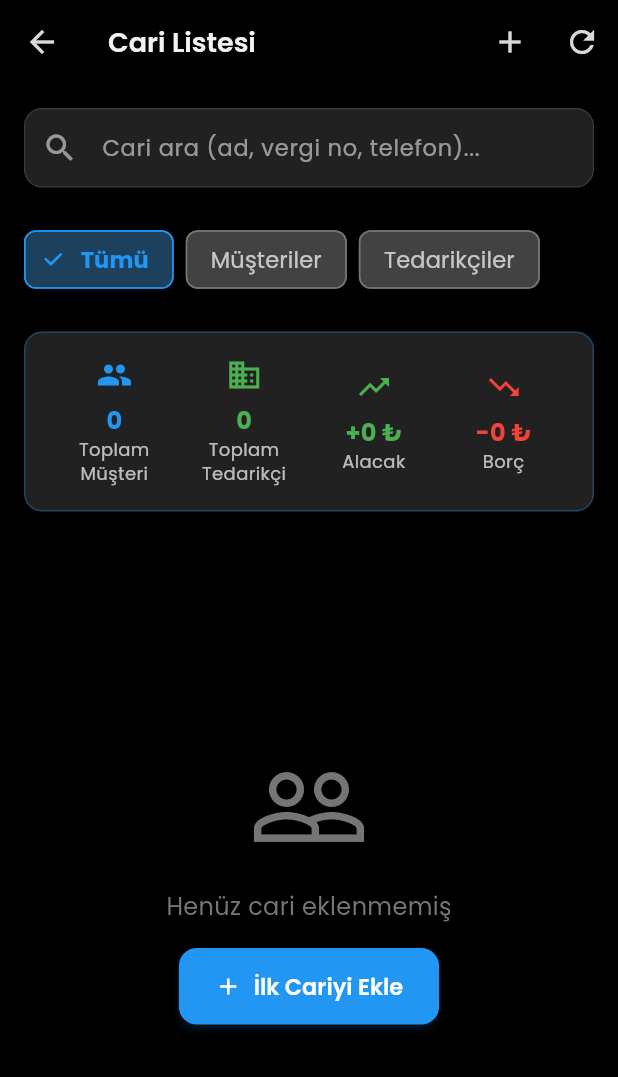
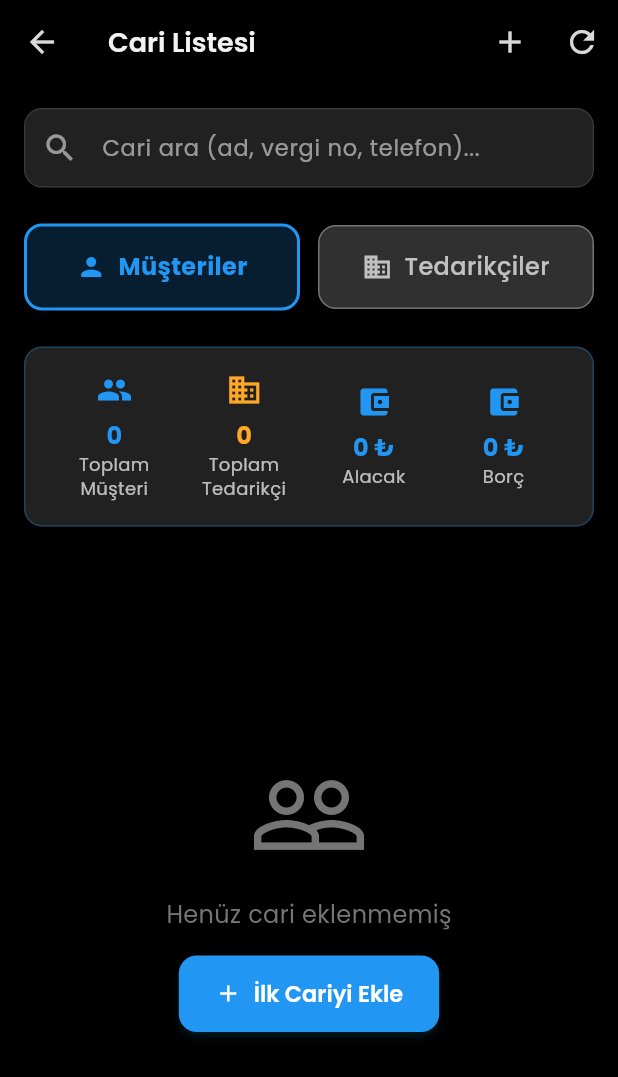
Before and after one commit to goktugyigit/easy_stock_app, a Flutter app: the CustomerListPage screen opened directly, after a tap on the "refresh" icon, on a phone screen of 412 x 824 dp. Shown: the top 1077 px of the screen. Run offline on Flutter 3.47's test engine with Material 3 defaults, Android fonts, the light colour scheme and no system bars; our stand-ins replace another_flushbar, image_picker, shared_preferences; missing offline and left inert: mobile_scanner; accounts and stored records are empty.

Commit message:
son hali içime sinen 11.07.2025

```diff
--- a/lib/screens/customer_list_page.dart
+++ b/lib/screens/customer_list_page.dart
@@ -1,6 +1,7 @@
 // lib/screens/customer_list_page.dart
 import 'package:flutter/material.dart';
 import 'package:provider/provider.dart';
+import 'package:another_flushbar/flushbar.dart';
 import '../models/customer.dart';
 import '../providers/customer_provider.dart';
 import '../widgets/customer_card.dart';
@@ -8,7 +9,6 @@ import './add_edit_customer_page.dart';
 import './customer_detail_page.dart';
 
 enum CustomerFilterType {
-  all,
   customers,
   suppliers,
 }
@@ -19,7 +19,7 @@ class CustomerListPage extends StatefulWidget {
 
   const CustomerListPage({
     super.key,
-    this.initialFilter = CustomerFilterType.all,
+    this.initialFilter = CustomerFilterType.customers,
     this.title,
   });
 
@@ -29,7 +29,7 @@ class CustomerListPage extends StatefulWidget {
 
 class _CustomerListPageState extends State<CustomerListPage> {
   final TextEditingController _searchController = TextEditingController();
-  CustomerFilterType _filterType = CustomerFilterType.all;
+  CustomerFilterType _filterType = CustomerFilterType.customers;
   bool _isLoading = false;
 
   @override
@@ -57,11 +57,10 @@ class _CustomerListPageState extends State<CustomerListPage> {
           .fetchAndSetCustomers(forceFetch: true);
     } catch (error) {
       if (mounted) {
-        ScaffoldMessenger.of(context).showSnackBar(
-          SnackBar(
-            content: Text('Cariler yüklenirken hata: $error'),
-            backgroundColor: Colors.red,
-          ),
+        _showStyledFlushbar(
+          context,
+          'Cariler yüklenirken hata: $error',
+          isError: true,
         );
       }
     } finally {
@@ -101,20 +100,17 @@ class _CustomerListPageState extends State<CustomerListPage> {
             .deleteCustomer(customer.id);
 
         if (mounted) {
-          ScaffoldMessenger.of(context).showSnackBar(
-            const SnackBar(
-              content: Text('Cari başarıyla silindi'),
-              backgroundColor: Colors.green,
-            ),
+          _showStyledFlushbar(
+            context,
+            'Cari başarıyla silindi',
           );
         }
       } catch (error) {
         if (mounted) {
-          ScaffoldMessenger.of(context).showSnackBar(
-            SnackBar(
-              content: Text('Silme hatası: $error'),
-              backgroundColor: Colors.red,
-            ),
+          _showStyledFlushbar(
+            context,
+            'Silme hatası: $error',
+            isError: true,
           );
         }
       }
@@ -131,9 +127,6 @@ class _CustomerListPageState extends State<CustomerListPage> {
       case CustomerFilterType.suppliers:
         filterType = CustomerType.supplier;
         break;
-      case CustomerFilterType.all:
-        filterType = null;
-        break;
     }
 
     return provider.searchCustomers(
@@ -147,11 +140,14 @@ class _CustomerListPageState extends State<CustomerListPage> {
       padding: const EdgeInsets.symmetric(horizontal: 16.0, vertical: 8.0),
       child: Row(
         children: [
-          _buildFilterChip('Tümü', CustomerFilterType.all),
-          const SizedBox(width: 8),
-          _buildFilterChip('Müşteriler', CustomerFilterType.customers),
-          const SizedBox(width: 8),
-          _buildFilterChip('Tedarikçiler', CustomerFilterType.suppliers),
+          Expanded(
+            child: _buildFilterChip('Müşteriler', CustomerFilterType.customers),
+          ),
+          const SizedBox(width: 12),
+          Expanded(
+            child:
+                _buildFilterChip('Tedarikçiler', CustomerFilterType.suppliers),
+          ),
         ],
       ),
     );
@@ -159,23 +155,47 @@ class _CustomerListPageState extends State<CustomerListPage> {
 
   Widget _buildFilterChip(String label, CustomerFilterType type) {
     final isSelected = _filterType == type;
-    return FilterChip(
-      label: Text(label),
-      selected: isSelected,
-      onSelected: (selected) {
-        if (selected) {
-          setState(() => _filterType = type);
-        }
-      },
-      selectedColor: Colors.blue.withValues(alpha: 0.3),
-      checkmarkColor: Colors.blue,
-      labelStyle: TextStyle(
-        color: isSelected ? Colors.blue : Colors.white70,
-        fontWeight: isSelected ? FontWeight.bold : FontWeight.normal,
-      ),
-      backgroundColor: Colors.grey[800],
-      side: BorderSide(
-        color: isSelected ? Colors.blue : Colors.grey[600]!,
+    IconData icon =
+        type == CustomerFilterType.customers ? Icons.person : Icons.business;
+
+    // Müşteriler için mavi, tedarikçiler için turuncu renk
+    Color activeColor = type == CustomerFilterType.customers
+        ? Colors.blue
+        : Colors.orange.shade400;
+
+    return GestureDetector(
+      onTap: () => setState(() => _filterType = type),
+      child: Container(
+        padding: const EdgeInsets.symmetric(vertical: 16.0, horizontal: 12.0),
+        decoration: BoxDecoration(
+          color: isSelected
+              ? activeColor.withValues(alpha: 0.2)
+              : Colors.grey[850],
+          borderRadius: BorderRadius.circular(12),
+          border: Border.all(
+            color: isSelected ? activeColor : Colors.grey[600]!,
+            width: isSelected ? 2 : 1,
+          ),
+        ),
+        child: Row(
+          mainAxisAlignment: MainAxisAlignment.center,
+          children: [
+            Icon(
+              icon,
+              color: isSelected ? activeColor : Colors.white70,
+              size: 20,
+            ),
+            const SizedBox(width: 8),
+            Text(
+              label,
+              style: TextStyle(
+                color: isSelected ? activeColor : Colors.white70,
+                fontWeight: isSelected ? FontWeight.bold : FontWeight.w500,
+                fontSize: 16,
+              ),
+            ),
+          ],
+        ),
       ),
     );
   }
@@ -239,28 +259,76 @@ class _CustomerListPageState extends State<CustomerListPage> {
               'Toplam Tedarikçi',
               provider.totalSuppliers.toString(),
               Icons.business,
-              Colors.green,
+              Colors.orange.shade400,
             ),
           ),
           Expanded(
             child: _buildStatItem(
               'Alacak',
-              '+${provider.totalReceivables.toStringAsFixed(0)} ₺',
-              Icons.trending_up,
-              Colors.green,
+              '${provider.totalReceivables > 0 ? '+' : ''}${provider.totalReceivables.toStringAsFixed(0)} ₺',
+              Icons.account_balance_wallet,
+              Colors.blue,
             ),
           ),
           Expanded(
             child: _buildStatItem(
               'Borç',
-              '-${provider.totalPayables.toStringAsFixed(0)} ₺',
-              Icons.trending_down,
-              Colors.red,
+              '${provider.totalPayables > 0 ? '-' : ''}${provider.totalPayables.toStringAsFixed(0)} ₺',
+              Icons.account_balance_wallet,
+              Colors.blue,
             ),
           ),
         ],
       ),
     );
+  }
+
+  void _showStyledFlushbar(BuildContext context, String message,
+      {Widget? mainButton, bool isError = false}) {
+    Flushbar(
+      messageText: Row(
+        children: [
+          Icon(
+            isError ? Icons.error_outline : Icons.info_outline,
+            color: isError ? Colors.red : Colors.blue,
+            size: 20,
+          ),
+          const SizedBox(width: 12),
+          Expanded(
+            child: Text(
+              message,
+              style: const TextStyle(
+                color: Colors.white,
+                fontWeight: FontWeight.w500,
+                fontSize: 14,
+              ),
+            ),
+          ),
+        ],
+      ),
+      mainButton: mainButton,
+      flushbarPosition: FlushbarPosition.BOTTOM,
+      forwardAnimationCurve: Curves.elasticOut,
+      reverseAnimationCurve: Curves.fastOutSlowIn,
+      backgroundColor: Colors.grey[900]!,
+      borderRadius: BorderRadius.circular(12.0),
+      margin: const EdgeInsets.only(
+        bottom: 1.0,
+        left: 20,
+        right: 20,
+      ),
+      padding: const EdgeInsets.symmetric(horizontal: 20, vertical: 16),
+      boxShadows: [
+        BoxShadow(
+          color: Colors.black.withValues(alpha: 0.3),
+          offset: const Offset(0, 2),
+          blurRadius: 10,
+        ),
+      ],
+      duration: const Duration(seconds: 4),
+      animationDuration: const Duration(milliseconds: 400),
+      isDismissible: true,
+    ).show(context);
   }
 
   Widget _buildStatItem(
--- a/lib/widgets/customer_card.dart
+++ b/lib/widgets/customer_card.dart
@@ -2,7 +2,6 @@
 import 'package:flutter/material.dart';
 import 'dart:ui' as ui;
 import '../models/customer.dart';
-import '../utils/app_theme.dart';
 
 class CustomerCard extends StatelessWidget {
   final Customer customer;
--- a/lib/widgets/main_screen_with_bottom_nav.dart
+++ b/lib/widgets/main_screen_with_bottom_nav.dart
@@ -260,7 +260,7 @@ class _MainScreenWithBottomNavState extends State<MainScreenWithBottomNav>
             _pulseAnimations[index],
           ]),
           builder: (context, child) {
-            return Container(
+            return SizedBox(
               height: navBarHeight,
               child: Center(
                 child: Stack(
```
